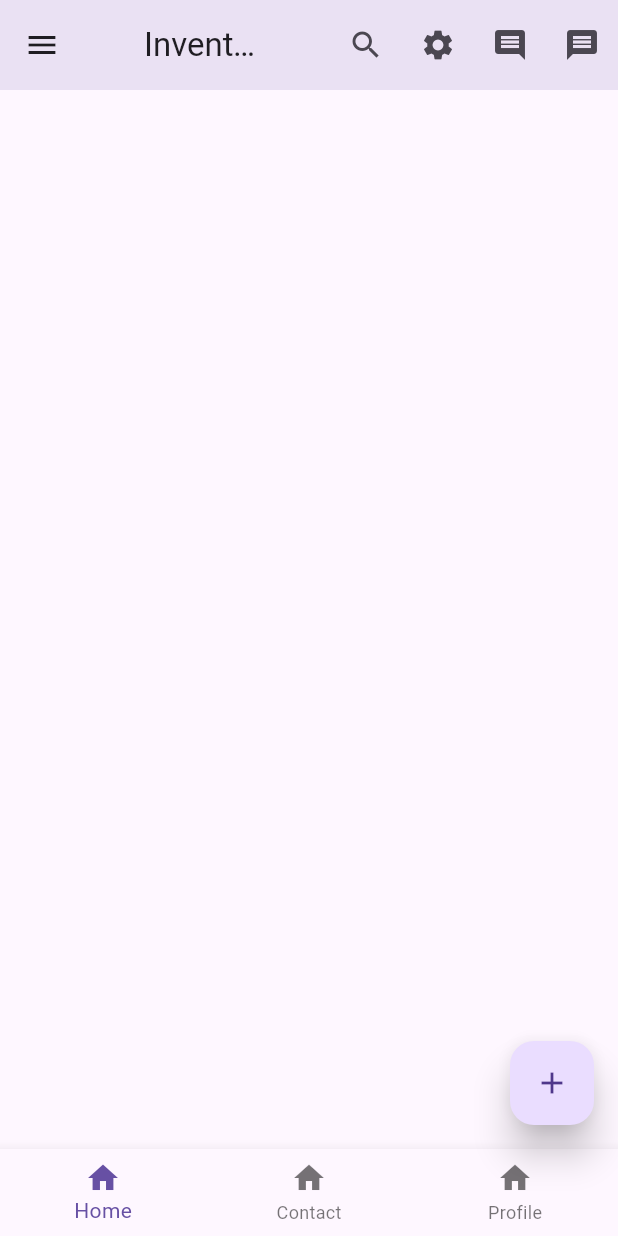
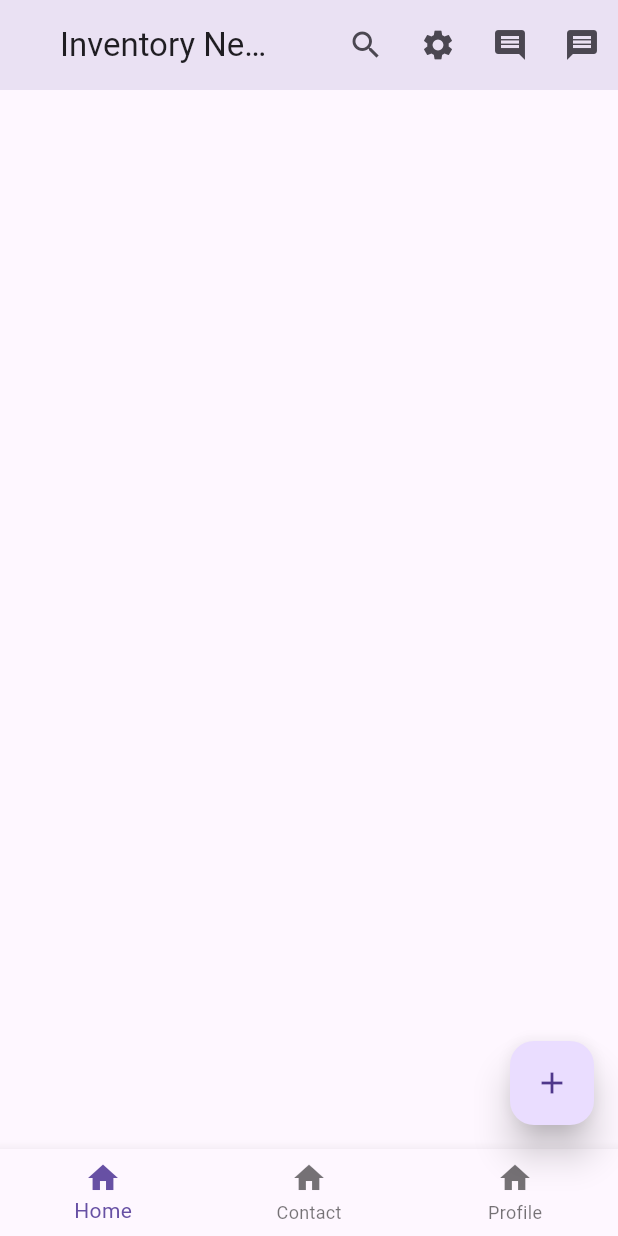
Before and after one commit to RaFiuL-RaZu/app_create, a Flutter app: the screen it shows after launch, on a phone screen of 412 x 824 dp. Run offline on Flutter 3.47's test engine with Material 3 defaults, Android fonts, the phone set to English and light mode, and no system bars; missing offline and left inert: dart:html.

Commit message:
second commit

```diff
--- a/lib/main.dart
+++ b/lib/main.dart
@@ -75,10 +75,11 @@ class HomeActivity extends StatelessWidget{
 
         },
       ),
-      drawer: Drawer(
+      endDrawer: Drawer(
         child: ListView(
           children: [
             DrawerHeader(
+
               padding: EdgeInsets.all(0),
                 child: UserAccountsDrawerHeader(
                   decoration: BoxDecoration(color: Colors.white),
```
